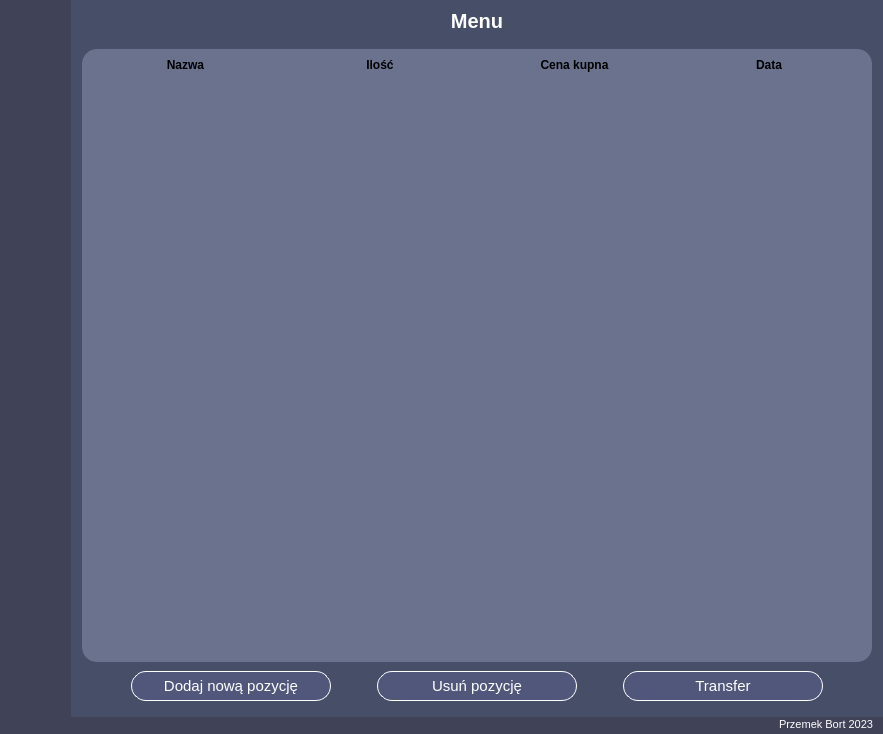
Before: the Qt Designer form GUI/Interfaces/MainWindow_Interface.ui in PrzemekBort/AssetsWallet, drawn with Qt 5.
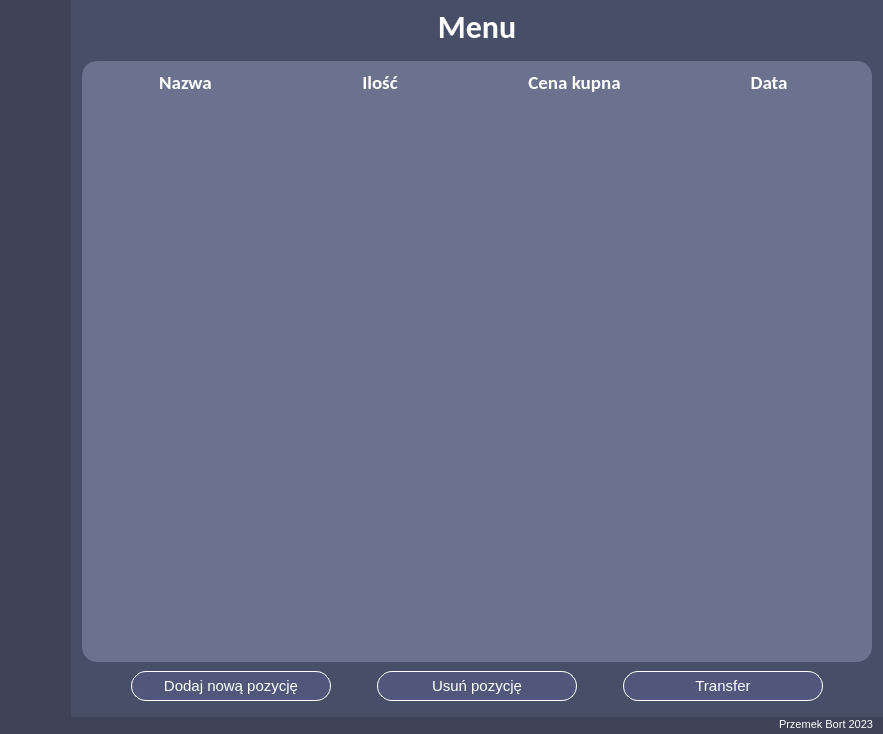
After: the same form once the commit is applied. The open tabs and pages were chosen to show the change. Icons and pictures are not drawn.

Commit message:
ADD FUNCTIONALITY TO ASSET WIDGET
- MainWindow change stylesheet of previous clicked widget by method changeClickedWidget
- Correct imports
- Add AssetWidget and GoldWidget classes. AssetWidget is abstract class

```diff
--- a/GUI/Interfaces/MainWindow_Interface.ui
+++ b/GUI/Interfaces/MainWindow_Interface.ui
@@ -508,11 +508,18 @@
           <enum>QFrame::Raised</enum>
          </property>
          <layout class="QHBoxLayout" name="horizontalLayout_3">
+          <property name="topMargin">
+           <number>7</number>
+          </property>
+          <property name="bottomMargin">
+           <number>7</number>
+          </property>
           <item>
            <widget class="QLabel" name="label">
             <property name="font">
              <font>
-              <pointsize>15</pointsize>
+              <family>Calibri</family>
+              <pointsize>24</pointsize>
               <weight>75</weight>
               <bold>true</bold>
              </font>
@@ -657,6 +664,7 @@
                  <string notr="true">background-color: #6B728E;
 border-bottom-left-radius: 0px;
 border-bottom-right-radius: 0px;
+color:white;
 </string>
                 </property>
                 <property name="frameShape">
@@ -679,8 +687,14 @@
                    </property>
                    <property name="font">
                     <font>
+                     <family>Calibri</family>
+                     <pointsize>14</pointsize>
                      <weight>75</weight>
+                     <italic>false</italic>
                      <bold>true</bold>
+                     <underline>false</underline>
+                     <strikeout>false</strikeout>
+                     <kerning>true</kerning>
                     </font>
                    </property>
                    <property name="text">
@@ -701,8 +715,14 @@
                    </property>
                    <property name="font">
                     <font>
+                     <family>Calibri</family>
+                     <pointsize>14</pointsize>
                      <weight>75</weight>
+                     <italic>false</italic>
                      <bold>true</bold>
+                     <underline>false</underline>
+                     <strikeout>false</strikeout>
+                     <kerning>true</kerning>
                     </font>
                    </property>
                    <property name="text">
@@ -723,8 +743,14 @@
                    </property>
                    <property name="font">
                     <font>
+                     <family>Calibri</family>
+                     <pointsize>14</pointsize>
                      <weight>75</weight>
+                     <italic>false</italic>
                      <bold>true</bold>
+                     <underline>false</underline>
+                     <strikeout>false</strikeout>
+                     <kerning>true</kerning>
                     </font>
                    </property>
                    <property name="text">
@@ -745,8 +771,14 @@
                    </property>
                    <property name="font">
                     <font>
+                     <family>Calibri</family>
+                     <pointsize>14</pointsize>
                      <weight>75</weight>
+                     <italic>false</italic>
                      <bold>true</bold>
+                     <underline>false</underline>
+                     <strikeout>false</strikeout>
+                     <kerning>true</kerning>
                     </font>
                    </property>
                    <property name="text">
@@ -810,8 +842,8 @@
                      <rect>
                       <x>0</x>
                       <y>0</y>
-                      <width>790</width>
-                      <height>558</height>
+                      <width>100</width>
+                      <height>30</height>
                      </rect>
                     </property>
                     <layout class="QVBoxLayout" name="verticalLayout_15">
```
Left out of the diff: 39 changed lines with no effect on the pictures. The commit also changes 2 other files.
